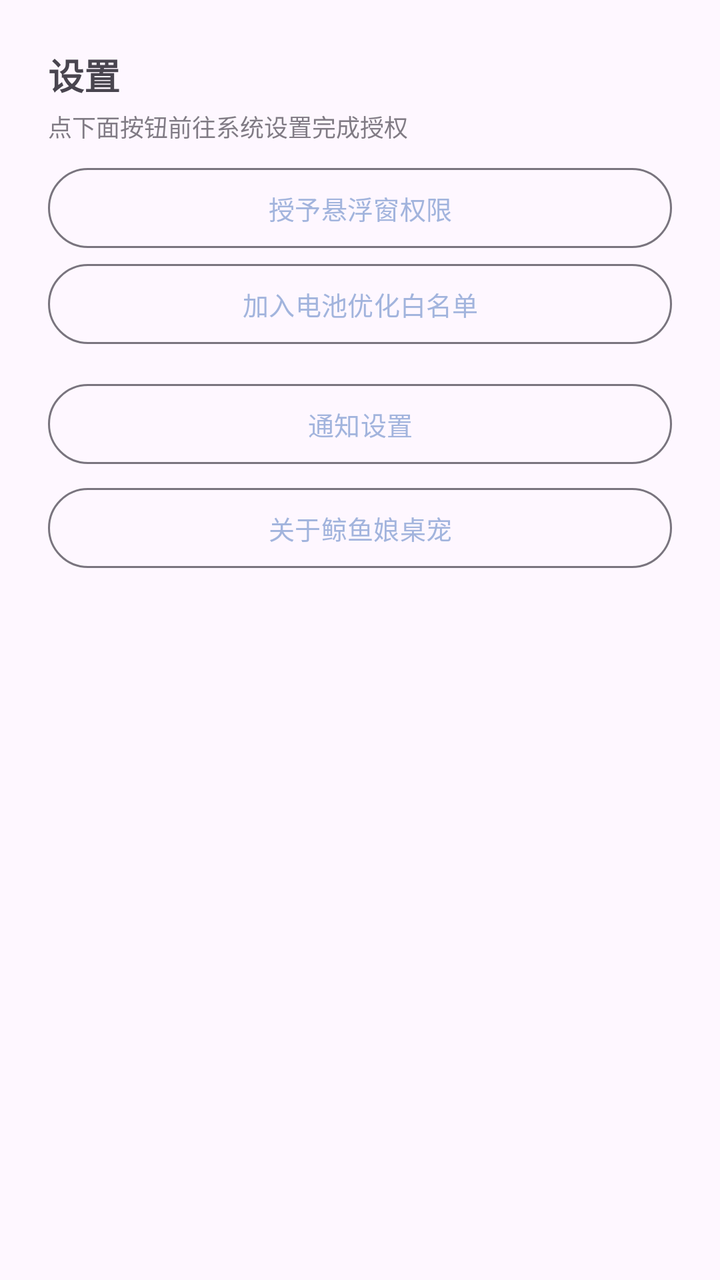
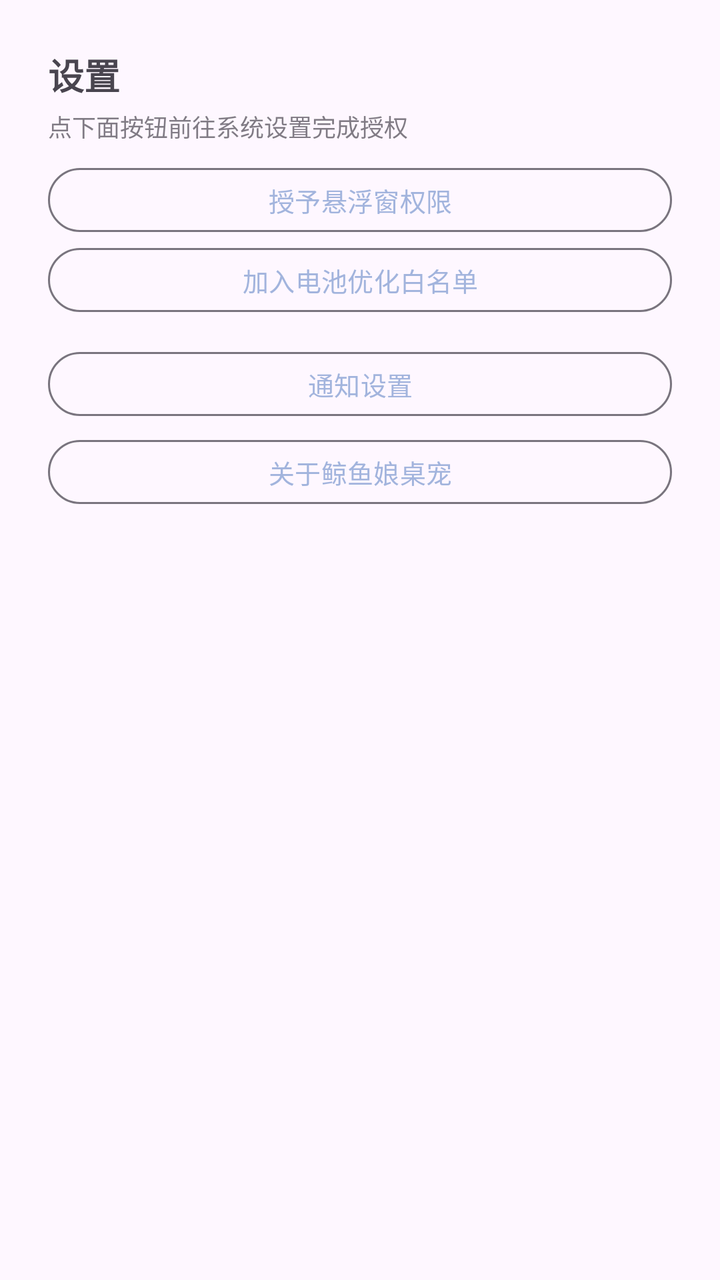

Screens rendered from an Android XML layout before and after an edit, with the pre-edit source and the edit as a unified diff.
<!-- AndroidManifest.xml: application theme Theme.WhalePet -->
<!-- res/layout/page_settings.xml -->
<?xml version="1.0" encoding="utf-8"?>
<ScrollView xmlns:android="http://schemas.android.com/apk/res/android"
    android:layout_width="match_parent"
    android:layout_height="match_parent"
    android:fillViewport="true">

    <LinearLayout
        android:layout_width="match_parent"
        android:layout_height="wrap_content"
        android:orientation="vertical"
        android:padding="24dp">

        <TextView
            android:layout_width="wrap_content"
            android:layout_height="wrap_content"
            android:text="@string/settings_title"
            android:textSize="18sp"
            android:textStyle="bold" />

        <TextView
            android:layout_width="match_parent"
            android:layout_height="wrap_content"
            android:layout_marginTop="4dp"
            android:alpha="0.7"
            android:text="@string/settings_perm_hint"
            android:textSize="12sp" />

        
        <Button
            style="@style/Widget.WhalePet.Button"
            android:id="@+id/btn_overlay"
            android:layout_width="match_parent"
            android:layout_height="wrap_content"
            android:layout_marginTop="12dp"
            android:text="@string/grant_overlay" />

        
        <Button
            style="@style/Widget.WhalePet.Button"
            android:id="@+id/btn_battery"
            android:layout_width="match_parent"
            android:layout_height="wrap_content"
            android:layout_marginTop="8dp"
            android:text="@string/battery_whitelist" />

        
        <Button
            style="@style/Widget.WhalePet.Button"
            android:id="@+id/btn_notif_settings"
            android:layout_width="match_parent"
            android:layout_height="wrap_content"
            android:layout_marginTop="20dp"
            android:text="@string/notif_settings" />

        
        <Button
            style="@style/Widget.WhalePet.Button"
            android:id="@+id/btn_about"
            android:layout_width="match_parent"
            android:layout_height="wrap_content"
            android:layout_marginTop="12dp"
            android:text="@string/about_entry" />
    </LinearLayout>
</ScrollView>
<!-- resources referenced by this layout -->
<resources>
  <string name="about_entry">关于鲸鱼娘桌宠</string>
  <string name="battery_whitelist">加入电池优化白名单</string>
  <string name="grant_overlay">授予悬浮窗权限</string>
  <string name="notif_settings">通知设置</string>
  <string name="settings_perm_hint">点下面按钮前往系统设置完成授权</string>
  <string name="settings_title">设置</string>
  <style name="Widget.WhalePet.Button" parent="Widget.Material3.Button.OutlinedButton">
          
          <item name="android:minHeight">40dp</item>
          <item name="android:minWidth">0dp</item>
          <item name="android:insetTop">0dp</item>
          <item name="android:insetBottom">0dp</item>
          <item name="android:paddingLeft">16dp</item>
          <item name="android:paddingRight">16dp</item>
          <item name="android:textSize">13sp</item>
      </style>
  <style name="Theme.WhalePet" parent="Theme.Material3.DayNight.NoActionBar">
          
          <item name="colorPrimary">#A2B4DD</item>
          <item name="colorOnPrimary">#FFFFFF</item>
          <item name="colorPrimaryContainer">#D6DEF2</item>
          <item name="colorOnPrimaryContainer">#22315E</item>
          <item name="android:statusBarColor">@android:color/transparent</item>
      </style>
</resources>

<!-- the commit's change to res/layout/page_settings.xml (unified diff, before → after) -->
@@ -27,6 +27,10 @@
 
         
         <Button
+                android:insetBottom="0dp"
+                android:insetTop="0dp"
+                android:textSize="13sp"
+                android:minHeight="32dp"
             style="@style/Widget.WhalePet.Button"
             android:id="@+id/btn_overlay"
             android:layout_width="match_parent"
@@ -36,6 +40,10 @@
 
         
         <Button
+                android:insetBottom="0dp"
+                android:insetTop="0dp"
+                android:textSize="13sp"
+                android:minHeight="32dp"
             style="@style/Widget.WhalePet.Button"
             android:id="@+id/btn_battery"
             android:layout_width="match_parent"
@@ -45,6 +53,10 @@
 
         
         <Button
+                android:insetBottom="0dp"
+                android:insetTop="0dp"
+                android:textSize="13sp"
+                android:minHeight="32dp"
             style="@style/Widget.WhalePet.Button"
             android:id="@+id/btn_notif_settings"
             android:layout_width="match_parent"
@@ -54,6 +66,10 @@
 
         
         <Button
+                android:insetBottom="0dp"
+                android:insetTop="0dp"
+                android:textSize="13sp"
+                android:minHeight="32dp"
             style="@style/Widget.WhalePet.Button"
             android:id="@+id/btn_about"
             android:layout_width="match_parent"
